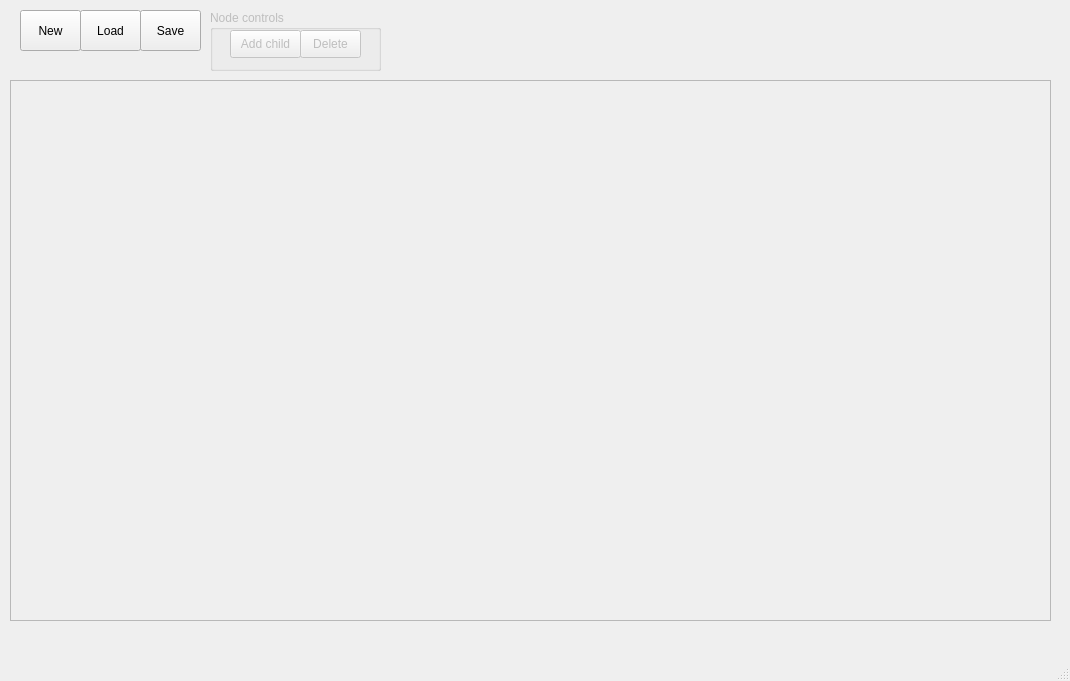
First picture: the form in mainwindow.ui, repository ruvans/cirrus-list, before the edit.
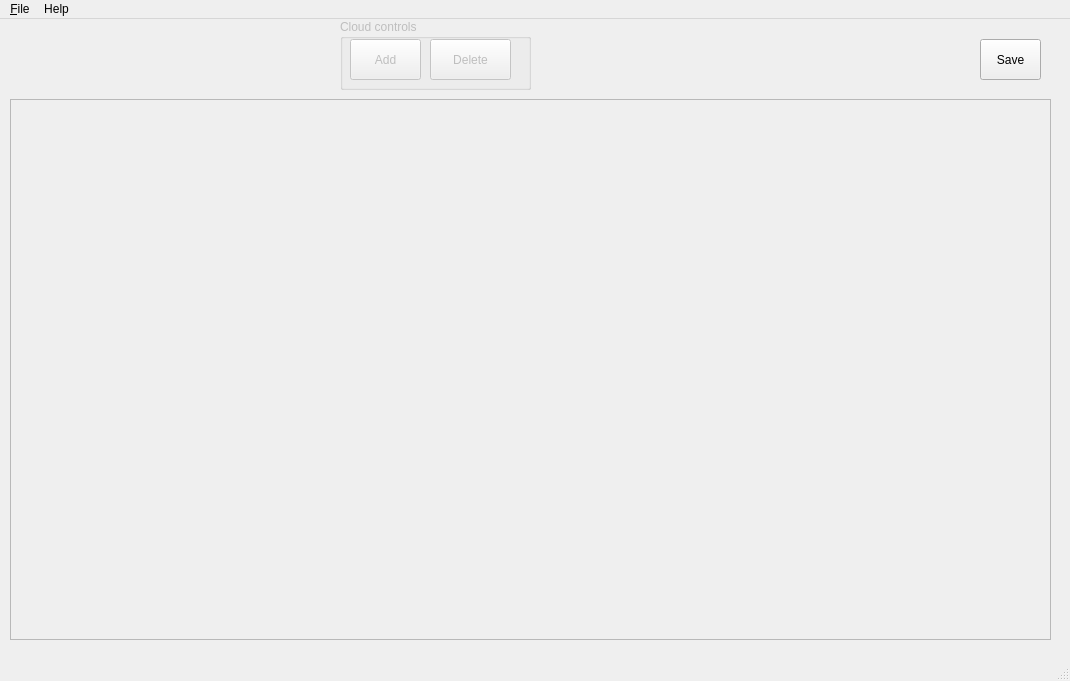
Second picture: the form after the edit. Icons and pictures are not drawn.

Commit message:
Set icons for node buttons. Moved other buttons into menubar
I think it's important to have the screen as tidy as possible,
it makes my heart happy. There are also now key shortcuts to
all the menu buttons so you can use the actions without opening
any menus.
Also made the program open at the map loading screen, as it's
what the user will be clicking on basically all times.

What changed in the file:
```diff
--- a/mainwindow.ui
+++ b/mainwindow.ui
@@ -17,7 +17,7 @@
    <widget class="QLabel" name="labelTitle">
     <property name="geometry">
      <rect>
-      <x>790</x>
+      <x>10</x>
       <y>10</y>
       <width>271</width>
       <height>51</height>
@@ -33,19 +33,6 @@
      <bool>true</bool>
     </property>
    </widget>
-   <widget class="QPushButton" name="newButton">
-    <property name="geometry">
-     <rect>
-      <x>20</x>
-      <y>10</y>
-      <width>61</width>
-      <height>41</height>
-     </rect>
-    </property>
-    <property name="text">
-     <string>New</string>
-    </property>
-   </widget>
    <widget class="QScrollArea" name="scrollArea">
     <property name="geometry">
      <rect>
@@ -72,24 +59,11 @@
      </property>
     </widget>
    </widget>
-   <widget class="QPushButton" name="loadButton">
-    <property name="geometry">
-     <rect>
-      <x>80</x>
-      <y>10</y>
-      <width>61</width>
-      <height>41</height>
-     </rect>
-    </property>
-    <property name="text">
-     <string>Load</string>
-    </property>
-   </widget>
    <widget class="QPushButton" name="saveButton">
     <property name="geometry">
      <rect>
-      <x>140</x>
-      <y>10</y>
+      <x>980</x>
+      <y>20</y>
       <width>61</width>
       <height>41</height>
      </rect>
@@ -104,14 +78,14 @@
     </property>
     <property name="geometry">
      <rect>
-      <x>210</x>
-      <y>10</y>
-      <width>171</width>
-      <height>61</height>
+      <x>340</x>
+      <y>0</y>
+      <width>191</width>
+      <height>71</height>
      </rect>
     </property>
     <property name="title">
-     <string>Node controls</string>
+     <string>Cloud controls</string>
     </property>
     <property name="alignment">
      <set>Qt::AlignLeading|Qt::AlignLeft|Qt::AlignTop</set>
@@ -119,14 +93,27 @@
     <widget class="QPushButton" name="addChildButton">
      <property name="geometry">
       <rect>
-       <x>20</x>
+       <x>10</x>
        <y>20</y>
        <width>71</width>
-       <height>28</height>
+       <height>41</height>
       </rect>
      </property>
      <property name="text">
-      <string>Add child</string>
+      <string>Add</string>
+     </property>
+     <property name="icon">
+      <iconset resource="../build-cirrus-list-Desktop_Qt_6_2_1_MinGW_64_bit-Debug/debug/qmake_resources.qrc">
+       <normaloff>:/resources/button_addcloud.png</normaloff>
+       <normalon>:/resources/button_addcloud.png</normalon>
+       <disabledoff>:/resources/button_addcloud.png</disabledoff>
+       <disabledon>:/resources/button_addcloud.png</disabledon>:/resources/button_addcloud.png</iconset>
+     </property>
+     <property name="iconSize">
+      <size>
+       <width>32</width>
+       <height>32</height>
+      </size>
      </property>
     </widget>
     <widget class="QPushButton" name="deleteNodeButton">
@@ -134,13 +121,26 @@
       <rect>
        <x>90</x>
        <y>20</y>
-       <width>61</width>
-       <height>28</height>
+       <width>81</width>
+       <height>41</height>
       </rect>
      </property>
      <property name="text">
       <string>Delete</string>
      </property>
+     <property name="icon">
+      <iconset resource="../build-cirrus-list-Desktop_Qt_6_2_1_MinGW_64_bit-Debug/debug/qmake_resources.qrc">
+       <normaloff>:/resources/button_deletecloud.png</normaloff>
+       <normalon>:/resources/button_deletecloud.png</normalon>
+       <disabledoff>:/resources/button_deletecloud.png</disabledoff>
+       <disabledon>:/resources/button_deletecloud.png</disabledon>:/resources/button_deletecloud.png</iconset>
+     </property>
+     <property name="iconSize">
+      <size>
+       <width>32</width>
+       <height>32</height>
+      </size>
+     </property>
     </widget>
    </widget>
   </widget>
@@ -154,6 +154,27 @@
      <height>26</height>
     </rect>
    </property>
+   <widget class="QMenu" name="menuFile">
+    <property name="title">
+     <string>&amp;File</string>
+    </property>
+    <addaction name="actionNew"/>
+    <addaction name="actionLoad"/>
+    <addaction name="separator"/>
+    <addaction name="actionSave"/>
+    <addaction name="separator"/>
+    <addaction name="actionQuit"/>
+   </widget>
+   <widget class="QMenu" name="menuHelp">
+    <property name="title">
+     <string>Help</string>
+    </property>
+    <addaction name="actionHow_to_use_Cirrus_Map"/>
+    <addaction name="actionContact"/>
+    <addaction name="actionAbout"/>
+   </widget>
+   <addaction name="menuFile"/>
+   <addaction name="menuHelp"/>
   </widget>
  </widget>
  <resources>
```
Left out of the diff: 46 changed lines with no effect on the pictures. The commit also changes 4 other files.
